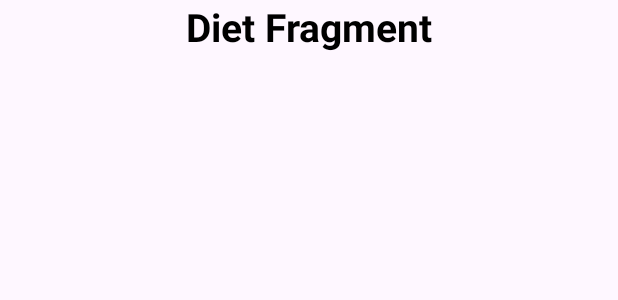
After one commit to AbhayBhaware/StayFit, an Android app: the layout fragment_diet.xml on its own in the app's theme, with its tools: preview values and no code run, on a phone screen of 412 x 824 dp. The commit adds this screen. Shown: the top 300 px of the screen. Run offline under Robolectric (Android 15) with nearby library versions, the light colour scheme and no system bars.

Commit message:
Diet Fragment Added

```diff
--- a/app/src/main/java/com/example/stayfit/HomeActivity.java
+++ b/app/src/main/java/com/example/stayfit/HomeActivity.java
@@ -31,6 +31,10 @@ public class HomeActivity extends AppCompatActivity {
                 {
                     fragment=new HomeFragment();
                 }
+                if (item.getItemId()==R.id.foodBTN)
+                {
+                    fragment=new DietFragment();
+                }
                 if (item.getItemId()==R.id.profilee)
                 {
                     fragment=new ProfileFragment();
--- /dev/null
+++ b/app/src/main/res/drawable/food.xml
@@ -0,0 +1,6 @@
+<vector android:height="24dp" android:tint="#000000"
+    android:viewportHeight="24" android:viewportWidth="24"
+    android:width="24dp" xmlns:android="http://schemas.android.com/apk/res/android">
+    <path android:fillColor="@android:color/white" android:pathData="M20,3H9v2.4l1.81,1.45C10.93,6.94 11,7.09 11,7.24v4.26c0,0.28 -0.22,0.5 -0.5,0.5h-4C6.22,12 6,11.78 6,11.5V7.24c0,-0.15 0.07,-0.3 0.19,-0.39L8,5.4V3H4v10c0,2.21 1.79,4 4,4h6c2.21,0 4,-1.79 4,-4v-3h2c1.11,0 2,-0.9 2,-2V5C22,3.89 21.11,3 20,3zM20,8h-2V5h2V8z"/>
+    <path android:fillColor="@android:color/white" android:pathData="M4,19h16v2h-16z"/>
+</vector>
--- /dev/null
+++ b/app/src/main/res/layout/fragment_diet.xml
@@ -0,0 +1,21 @@
+<?xml version="1.0" encoding="utf-8"?>
+<LinearLayout xmlns:android="http://schemas.android.com/apk/res/android"
+    xmlns:tools="http://schemas.android.com/tools"
+    android:layout_width="match_parent"
+    android:layout_height="match_parent"
+    android:orientation="vertical"
+    tools:context=".DietFragment">
+
+    <TextView
+        android:layout_width="wrap_content"
+        android:layout_height="wrap_content"
+        android:text="Diet Fragment"
+        android:textStyle="bold"
+        android:textSize="@dimen/_20sdp"
+        android:layout_gravity="center"
+        android:textColor="@color/black"
+        />
+
+
+
+</LinearLayout>
--- a/app/src/main/res/menu/bottom_nav.xml
+++ b/app/src/main/res/menu/bottom_nav.xml
@@ -6,6 +6,9 @@
         android:icon="@drawable/home"/>
 
 
+    <item android:id="@+id/foodBTN"
+        android:title="Diet"
+        android:icon="@drawable/food"/>
 
 
 
```
Also changed, not shown: app/src/main/java/com/example/stayfit/DietFragment.java (added, +64 -0 lines).
